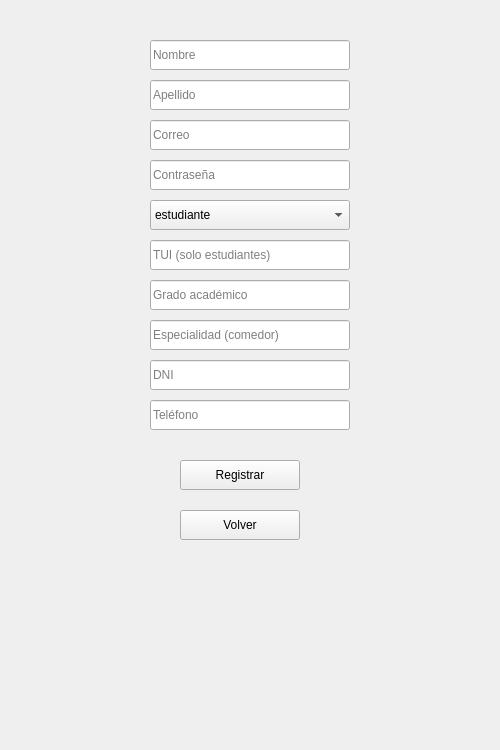
jaimecarfe/menule, file src/vista/ui/VistaRegistro.ui: the form before one commit.
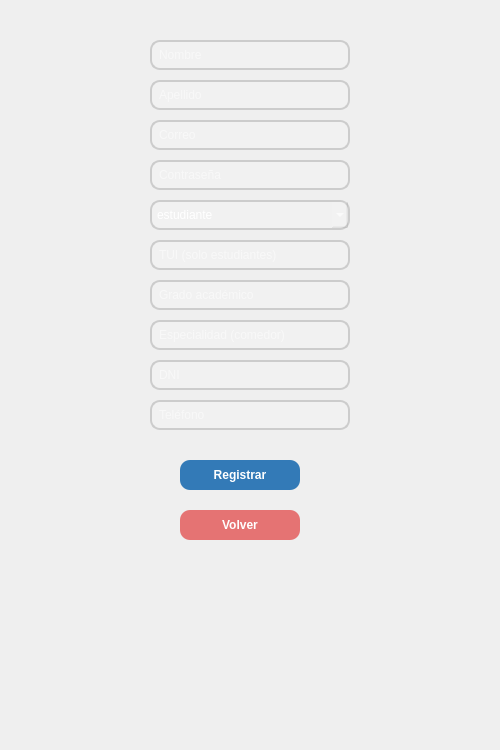
The form after the commit.

Commit message: Vista actualizada

What changed in the file:
```diff
--- a/src/vista/ui/VistaRegistro.ui
+++ b/src/vista/ui/VistaRegistro.ui
@@ -62,7 +62,32 @@
     <property name="text"><string>Volver</string></property>
    </widget>
   </widget>
- </widget>
+<property name="styleSheet"><string>
+QMainWindow {
+    background-color: qlineargradient(x1:0, y1:0, x2:1, y2:1,
+                                      stop:0 #3a1c71, stop:1 #d76d77);
+}
+QLineEdit, QComboBox {
+    border: 2px solid #ccc;
+    border-radius: 10px;
+    padding: 5px;
+    background-color: rgba(255, 255, 255, 0.1);
+    color: white;
+}
+QPushButton {
+    border-radius: 10px;
+    font-weight: bold;
+    padding: 5px;
+}
+QPushButton#pushButton_registrar {
+    background-color: #337ab7;
+    color: white;
+}
+QPushButton#pushButton_volver {
+    background-color: #e57373;
+    color: white;
+}
+</string></property></widget>
  <resources/>
  <connections/>
 </ui>
```
Left out of the diff: 1 changed line with no effect on the pictures. Lines whose indentation alone changed are shown as unchanged. The commit also changes 11 other files.
